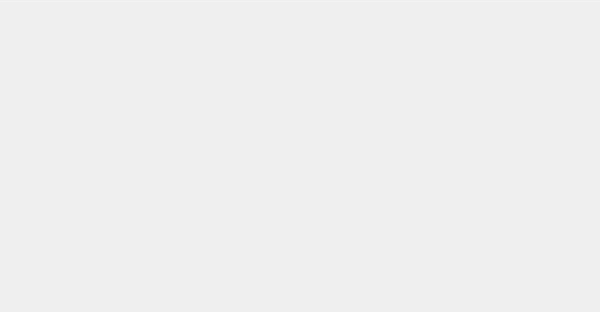
Old version of the form ui/pg_channel_manager.ui in the repository analogdevicesinc/scopy.
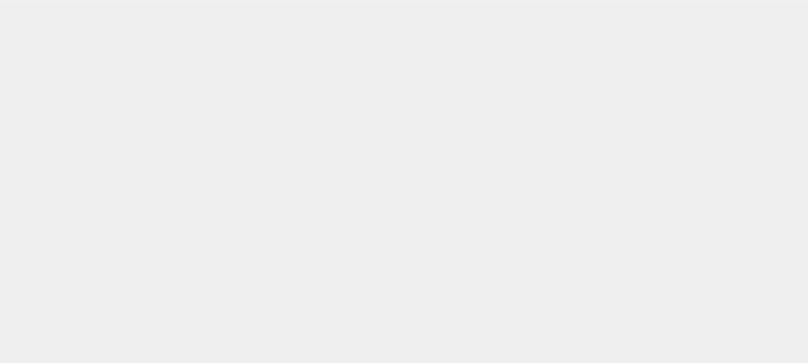
New version of the form.

Commit message: PatternGenerator - Added scroll area to channel manager

```diff
--- a/ui/pg_channel_manager.ui
+++ b/ui/pg_channel_manager.ui
@@ -6,12 +6,12 @@
    <rect>
     <x>0</x>
     <y>0</y>
-    <width>600</width>
-    <height>312</height>
+    <width>808</width>
+    <height>363</height>
    </rect>
   </property>
   <property name="sizePolicy">
-   <sizepolicy hsizetype="Maximum" vsizetype="Preferred">
+   <sizepolicy hsizetype="Preferred" vsizetype="Expanding">
     <horstretch>0</horstretch>
     <verstretch>0</verstretch>
    </sizepolicy>
@@ -22,7 +22,7 @@
   <property name="styleSheet">
    <string notr="true"/>
   </property>
-  <layout class="QVBoxLayout" name="verticalLayout">
+  <layout class="QVBoxLayout" name="verticalLayout_3">
    <property name="spacing">
     <number>0</number>
    </property>
@@ -39,7 +39,7 @@
     <number>0</number>
    </property>
    <item>
-    <layout class="QVBoxLayout" name="verticalLayout_3">
+    <layout class="QVBoxLayout" name="verticalLayout_2">
      <property name="spacing">
       <number>0</number>
      </property>
@@ -88,31 +88,107 @@
        </layout>
       </widget>
      </item>
-     <item>
-      <widget class="Line" name="line">
-       <property name="styleSheet">
-        <string notr="true">color: rgba(255,255,255,60);
-</string>
-       </property>
-       <property name="frameShadow">
-        <enum>QFrame::Plain</enum>
-       </property>
-       <property name="orientation">
-        <enum>Qt::Horizontal</enum>
-       </property>
-      </widget>
-     </item>
     </layout>
    </item>
+   <item>
+    <widget class="Line" name="line">
+     <property name="styleSheet">
+      <string notr="true">color: rgba(255,255,255,60);</string>
+     </property>
+     <property name="frameShadow">
+      <enum>QFrame::Plain</enum>
+     </property>
+     <property name="orientation">
+      <enum>Qt::Horizontal</enum>
+     </property>
+    </widget>
+   </item>
+   <item>
+    <widget class="QScrollArea" name="scrollArea">
+     <property name="sizePolicy">
+      <sizepolicy hsizetype="Maximum" vsizetype="Expanding">
+       <horstretch>0</horstretch>
+       <verstretch>0</verstretch>
+      </sizepolicy>
+     </property>
+     <property name="frameShape">
+      <enum>QFrame::NoFrame</enum>
+     </property>
+     <property name="frameShadow">
+      <enum>QFrame::Plain</enum>
+     </property>
+     <property name="verticalScrollBarPolicy">
+      <enum>Qt::ScrollBarAlwaysOff</enum>
+     </property>
+     <property name="horizontalScrollBarPolicy">
+      <enum>Qt::ScrollBarAlwaysOff</enum>
+     </property>
+     <property name="widgetResizable">
+      <bool>true</bool>
+     </property>
+     <property name="alignment">
+      <set>Qt::AlignLeading|Qt::AlignLeft|Qt::AlignTop</set>
+     </property>
+     <widget class="QWidget" name="scrollAreaWidgetContents">
+      <property name="geometry">
+       <rect>
+        <x>0</x>
+        <y>0</y>
+        <width>68</width>
+        <height>338</height>
+       </rect>
+      </property>
+      <property name="sizePolicy">
+       <sizepolicy hsizetype="Preferred" vsizetype="MinimumExpanding">
+        <horstretch>0</horstretch>
+        <verstretch>0</verstretch>
+       </sizepolicy>
+      </property>
+      <layout class="QVBoxLayout" name="verticalLayout">
+       <property name="spacing">
+        <number>0</number>
+       </property>
+       <property name="leftMargin">
+        <number>0</number>
+       </property>
+       <property name="topMargin">
+        <number>0</number>
+       </property>
+       <property name="rightMargin">
+        <number>0</number>
+       </property>
+       <property name="bottomMargin">
+        <number>0</number>
+       </property>
+       <item>
+        <spacer name="verticalSpacer_2">
+         <property name="orientation">
+          <enum>Qt::Vertical</enum>
+         </property>
+         <property name="sizeHint" stdset="0">
+          <size>
+           <width>20</width>
+           <height>335</height>
+          </size>
+         </property>
+        </spacer>
+       </item>
+      </layout>
+     </widget>
+    </widget>
+   </item>
    <item>
     <spacer name="verticalSpacer">
      <property name="orientation">
       <enum>Qt::Vertical</enum>
      </property>
+     <property name="sizeType">
+      <enum>QSizePolicy::Preferred</enum>
+     </property>
      <property name="sizeHint" stdset="0">
       <size>
        <width>20</width>
-       <height>40</height>
+       <height>20</height>
       </size>
      </property>
     </spacer>
```
Left out of the diff: 3 changed lines with no effect on the pictures. The commit also changes 5 other files.
